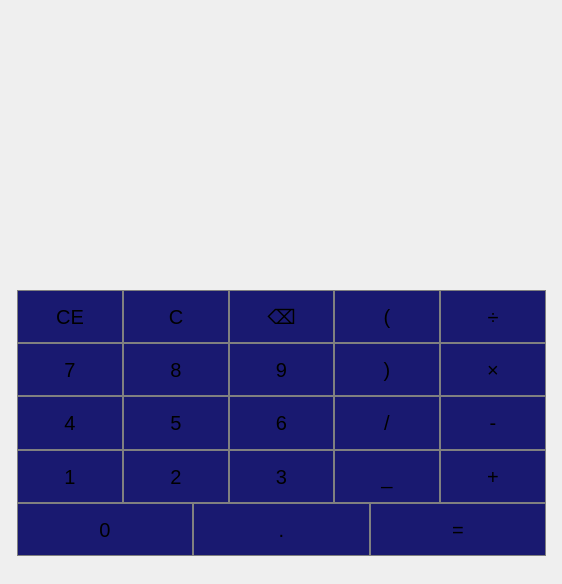
The window that mainwindow.ui (Meestermoo2/MixedNumberCalculator) describes before a commit, drawn with Qt 5.
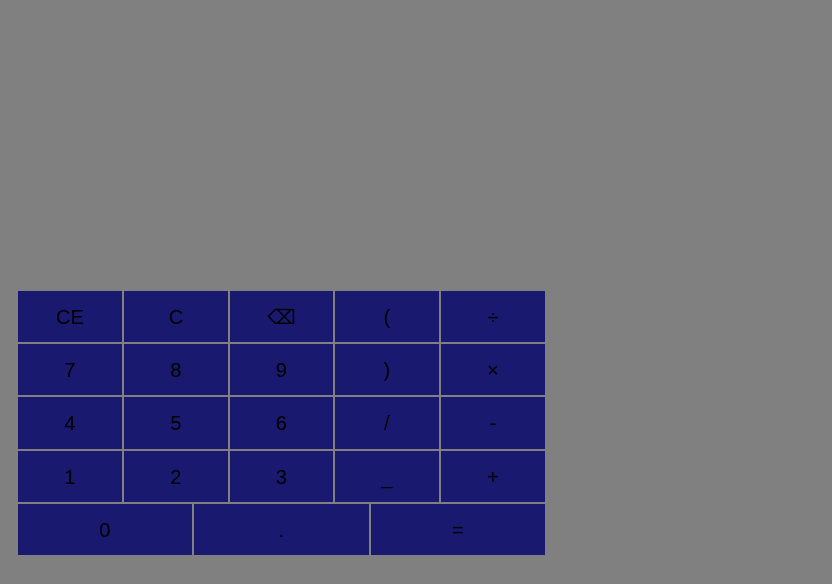
The same window after the commit.

Commit message: messing with color

```diff
--- a/mainwindow.ui
+++ b/mainwindow.ui
@@ -6,14 +6,47 @@
    <rect>
     <x>0</x>
     <y>0</y>
-    <width>562</width>
+    <width>832</width>
     <height>584</height>
    </rect>
   </property>
   <property name="windowTitle">
    <string>MainWindow</string>
   </property>
+  <property name="styleSheet">
+   <string notr="true">background-color: grey;</string>
+  </property>
   <widget class="QWidget" name="centralWidget">
+   <widget class="QLabel" name="History">
+    <property name="geometry">
+     <rect>
+      <x>556</x>
+      <y>10</y>
+      <width>271</width>
+      <height>561</height>
+     </rect>
+    </property>
+    <property name="font">
+     <font>
+      <pointsize>28</pointsize>
+     </font>
+    </property>
+    <property name="styleSheet">
+     <string notr="true">QLabel {
+  qproperty-alignment: 'AlignVCenter | AlignRight';
+  border: 1px solid gray;
+}
+
+background-color : slategrey;
+color : slategrey;</string>
+    </property>
+    <property name="text">
+     <string/>
+    </property>
+    <property name="alignment">
+     <set>Qt::AlignRight|Qt::AlignTrailing|Qt::AlignVCenter</set>
+    </property>
+   </widget>
    <widget class="QWidget" name="">
     <property name="geometry">
      <rect>
```
Left out of the diff: 6 changed lines with no effect on the pictures.
